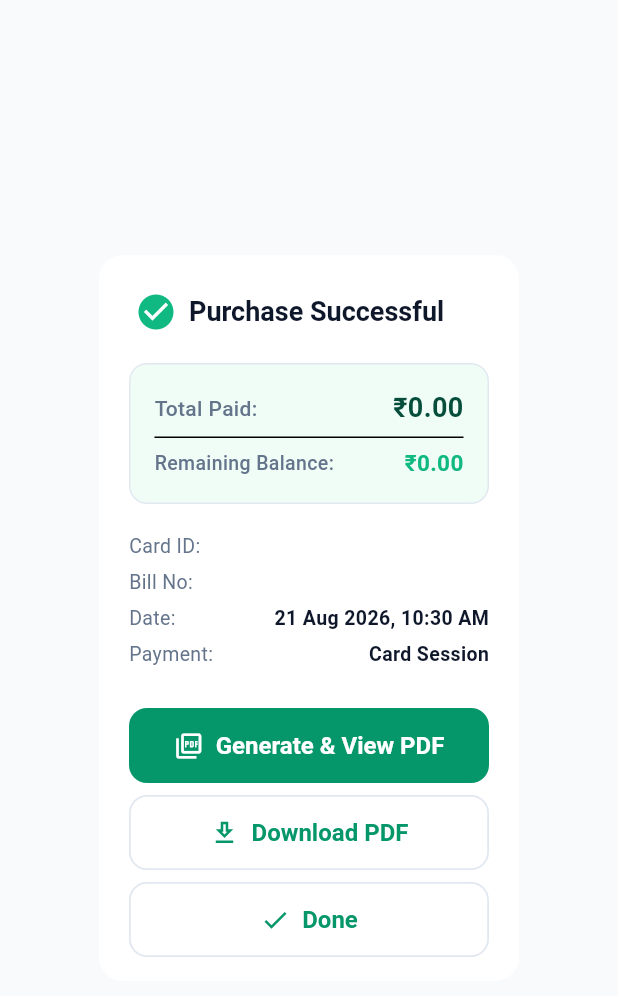
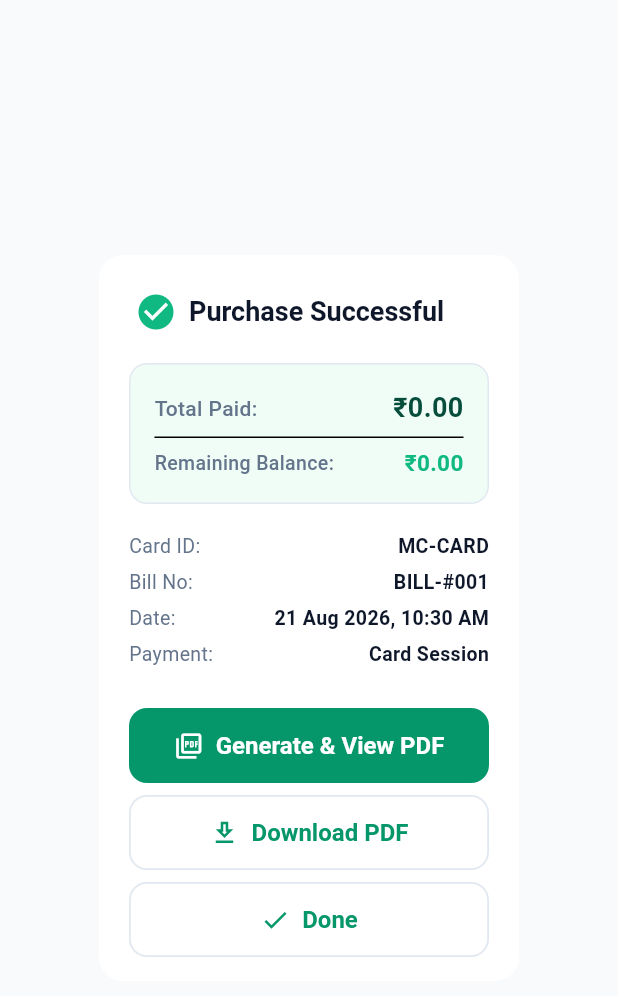
Before and after one commit to damiencloud/Money-Card-web-app, a Flutter app: the DigitalReceiptDialog widget shown alone on an empty page, opened directly with empty values, on a phone screen of 412 x 824 dp. Shown: the top 996 px of the screen. Run offline on Flutter 3.47's test engine with Material 3 defaults, Android fonts, the phone set to English and light mode, and no system bars; our stand-ins replace dio, flutter_riverpod, flutter_secure_storage, go_router, pdf, permission_handler and 2 more; missing offline and left inert: mobile_scanner; accounts and stored records are empty; network calls fail; project files that could hold a hidden picture were left out.

Commit message:
fix(receipt): clean up Card ID and Bill No formatting across Card Returned and Bill Receipt screens (e.g. MC-105 & BILL-#A1B2C3D4)

```diff
--- a/Flutter Money card/lib/features/pos/pos_scan_purchase_screen.dart
+++ b/Flutter Money card/lib/features/pos/pos_scan_purchase_screen.dart
@@ -341,7 +341,7 @@ class _PosScanPurchaseScreenState extends ConsumerState<PosScanPurchaseScreen> {
                 ),
                 const SizedBox(height: AppSpacing.xs),
                 Text(
-                  'Card: ${_resolvedCard!.physicalCardNumber}',
+                  'Card: ${_resolvedCard!.physicalCardNumber.toUpperCase().startsWith("MC-") ? _resolvedCard!.physicalCardNumber : "MC-${_resolvedCard!.physicalCardNumber}"}',
                   style: const TextStyle(fontSize: 16, fontWeight: FontWeight.w600),
                 ),
                 const SizedBox(height: AppSpacing.sm),
--- a/Flutter Money card/lib/features/receipt/bill_receipt_screen.dart
+++ b/Flutter Money card/lib/features/receipt/bill_receipt_screen.dart
@@ -251,8 +251,8 @@ class _BillReceiptScreenState extends State<BillReceiptScreen> {
                     const SizedBox(height: 10),
 
                     // Bill Metadata
-                    _buildReceiptRow('Bill No:', bill.transactionId),
-                    _buildReceiptRow('Card:', bill.cardIdentifier),
+                    _buildReceiptRow('Bill No:', bill.displayBillNo),
+                    _buildReceiptRow('Card:', bill.displayCardId),
                     _buildReceiptRow('Date:', '$dateStr  $timeStr'),
                     if (bill.staffName != null && bill.staffName!.isNotEmpty)
                       _buildReceiptRow('Cashier:', bill.staffName!),
--- a/Flutter Money card/lib/models/receipt_bill.dart
+++ b/Flutter Money card/lib/models/receipt_bill.dart
@@ -76,7 +76,35 @@ class ReceiptBill {
     this.sessionStatus = 'ACTIVE',
   });
 
+
   bool get isRecharge => receiptTitle.toUpperCase().contains('RECHARGE');
+
+  String get displayCardId {
+    final raw = cardIdentifier.trim();
+    if (raw.isEmpty) return 'MC-CARD';
+    if (raw.toUpperCase().startsWith('MC-')) return raw.toUpperCase();
+    if (raw.contains('-') && raw.length > 20) {
+      final clean = raw.replaceAll('-', '');
+      return 'MC-${clean.length > 6 ? clean.substring(0, 6).toUpperCase() : clean.toUpperCase()}';
+    }
+    return raw.toUpperCase().startsWith('MC-') ? raw.toUpperCase() : 'MC-$raw';
+  }
+
+  String get displayBillNo {
+    final raw = transactionId.trim();
+    if (raw.isEmpty) return 'BILL-#001';
+    if (raw.contains('-') && raw.length > 20) {
+      final prefix = isRecharge
+          ? 'RCH'
+          : (receiptTitle.toUpperCase().contains('SETTLE') || receiptTitle.toUpperCase().contains('RETURN')
+              ? 'RET'
+              : 'BILL');
+      final clean = raw.replaceAll('-', '');
+      return '$prefix-#${clean.length > 8 ? clean.substring(0, 8).toUpperCase() : clean.toUpperCase()}';
+    }
+    return raw;
+  }
+
 
   /// Factory constructor to create a standard mock purchase bill for offline development and testing
   factory ReceiptBill.mockPurchase() {
--- a/Flutter Money card/lib/services/digital_receipt_service.dart
+++ b/Flutter Money card/lib/services/digital_receipt_service.dart
@@ -93,10 +93,10 @@ class DigitalReceiptService {
                 pw.SizedBox(height: 5),
 
                 // Metadata
-                _buildMetaRow('Receipt:', bill.transactionId),
+                _buildMetaRow('Receipt:', bill.displayBillNo),
                 _buildMetaRow('Date:', dateStr),
                 _buildMetaRow('Time:', timeStr),
-                _buildMetaRow('Card:', bill.cardIdentifier),
+                _buildMetaRow('Card:', bill.displayCardId),
                 if (bill.staffName != null && bill.staffName!.isNotEmpty)
                   _buildMetaRow('Cashier:', bill.staffName!),
 
@@ -215,10 +215,10 @@ class DigitalReceiptService {
               pw.SizedBox(height: 5),
 
               // Metadata
-              _buildMetaRow('Bill No:', bill.transactionId),
+              _buildMetaRow('Bill No:', bill.displayBillNo),
               _buildMetaRow('Date:', dateStr),
               _buildMetaRow('Time:', timeStr),
-              _buildMetaRow('Card:', bill.cardIdentifier),
+              _buildMetaRow('Card:', bill.displayCardId),
               if (bill.staffName != null && bill.staffName!.isNotEmpty)
                 _buildMetaRow('Cashier:', bill.staffName!),
 
--- a/Flutter Money card/lib/widgets/receipt/digital_receipt_dialog.dart
+++ b/Flutter Money card/lib/widgets/receipt/digital_receipt_dialog.dart
@@ -332,8 +332,8 @@ class _DigitalReceiptDialogState extends State<DigitalReceiptDialog> {
             const SizedBox(height: AppSpacing.md),
 
             // Metadata summary
-            _buildInfoRow('Card ID:', widget.bill.cardIdentifier),
-            _buildInfoRow(isRecharge ? 'Receipt No:' : 'Bill No:', widget.bill.transactionId),
+            _buildInfoRow('Card ID:', widget.bill.displayCardId),
+            _buildInfoRow(isRecharge ? 'Receipt No:' : 'Bill No:', widget.bill.displayBillNo),
             _buildInfoRow('Date:', dateStr),
             _buildInfoRow('Payment:', widget.bill.paymentMethod),
             if (widget.bill.paymentReference != null && widget.bill.paymentReference!.isNotEmpty)
```
Also changed, not shown: Flutter Money card/lib/features/payments/return_card_screen.dart (+10 -2 lines).
